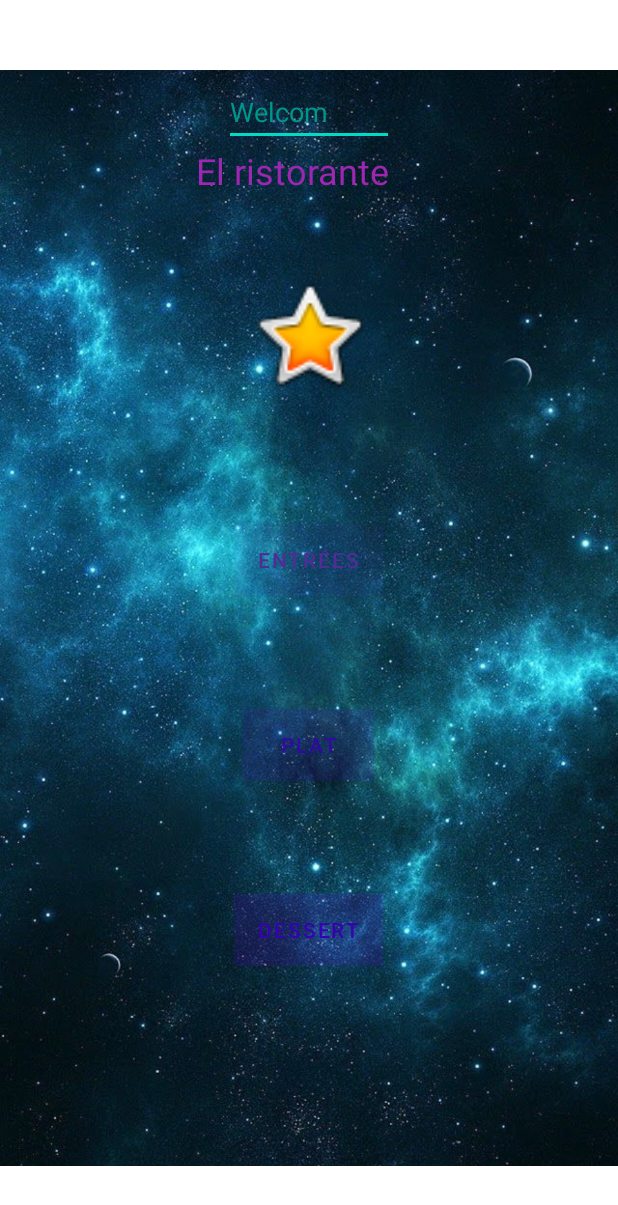
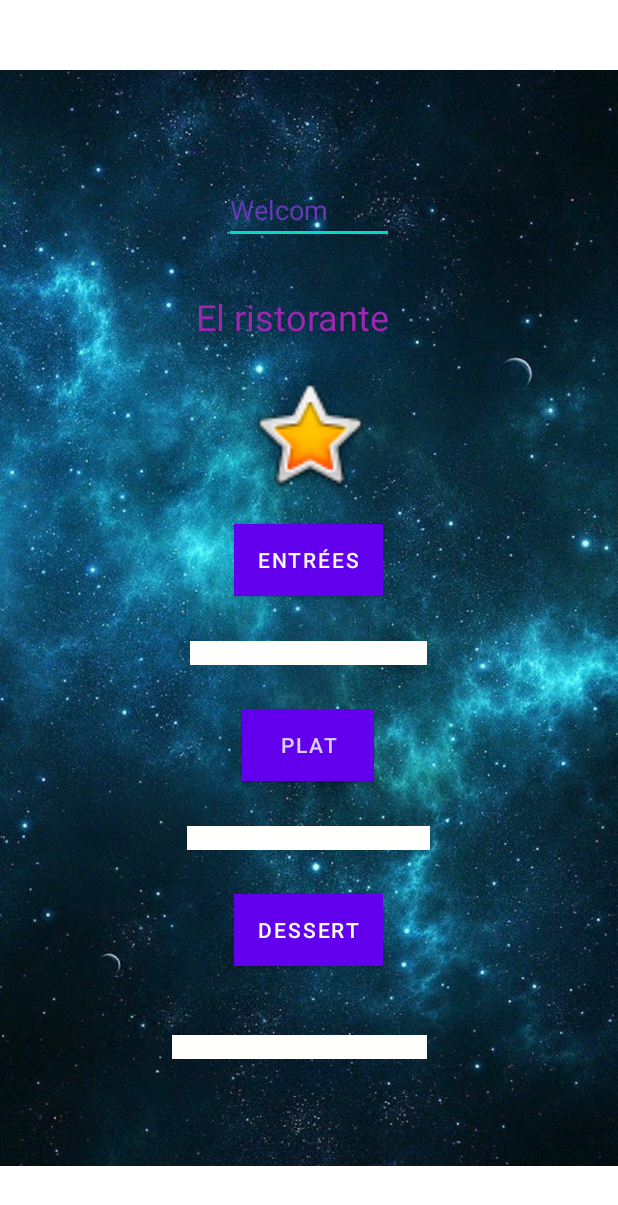
Before and after one commit to aliciane-pinault/S2_android, an Android app: the layout activity_home.xml on its own in the app's theme, with its tools: preview values and no code run, on a phone screen of 412 x 824 dp. Shown: the top 1205 px of the screen. Run offline under Robolectric (Android 15) with nearby library versions, the phone set to English and light mode, and no system bars.

Commit message:
second commit

```diff
--- a/app/src/main/AndroidManifest.xml
+++ b/app/src/main/AndroidManifest.xml
@@ -12,6 +12,9 @@
         android:theme="@style/Theme.AndroidERestaurant"
         tools:targetApi="31">
         <activity
+            android:name=".MenuActivity"
+            android:exported="false" />
+        <activity
             android:name=".HomeActivity"
             android:exported="true"
             android:label="@string/app_name"
--- a/app/src/main/res/layout/activity_home.xml
+++ b/app/src/main/res/layout/activity_home.xml
@@ -12,10 +12,11 @@
         android:layout_width="wrap_content"
         android:layout_height="wrap_content"
         android:background="#FFFFFF"
+        android:backgroundTint="#F8F6F6"
         android:backgroundTintMode="screen"
         android:src="@drawable/voilact_"
-        tools:layout_editor_absoluteX="0dp"
-        tools:layout_editor_absoluteY="0dp" />
+        app:layout_constraintTop_toTopOf="parent"
+        tools:layout_editor_absoluteX="0dp" />
 
     <ImageView
         android:id="@+id/imageView2"
@@ -25,6 +26,7 @@
         app:layout_constraintEnd_toEndOf="parent"
         app:layout_constraintStart_toStartOf="parent"
         app:layout_constraintTop_toBottomOf="@+id/editTextTextPersonName"
+        app:layout_constraintVertical_bias="0.836"
         app:srcCompat="@android:drawable/btn_star_big_on" />
 
     <TextView
@@ -39,7 +41,7 @@
         app:layout_constraintHorizontal_bias="0.498"
         app:layout_constraintStart_toStartOf="parent"
         app:layout_constraintTop_toBottomOf="@+id/editTextTextPersonName"
-        app:layout_constraintVertical_bias="0.0" />
+        app:layout_constraintVertical_bias="1.0" />
 
     <EditText
         android:id="@+id/editTextTextPersonName"
@@ -49,22 +51,22 @@
         android:ems="10"
         android:inputType="textPersonName"
         android:text="Welcom "
-        android:textColor="#009688"
+        android:textColor="#673AB7"
         android:textColorHint="#009688"
         app:layout_constraintBottom_toTopOf="@+id/start"
         app:layout_constraintEnd_toEndOf="parent"
         app:layout_constraintStart_toStartOf="parent"
         app:layout_constraintTop_toTopOf="parent"
-        app:layout_constraintVertical_bias="0.0" />
+        app:layout_constraintVertical_bias="0.26" />
 
     <Button
         android:id="@+id/start"
         android:layout_width="wrap_content"
         android:layout_height="wrap_content"
         android:layout_marginBottom="75dp"
-        android:background="#0DFFFFFF"
+        android:background="#673AB7"
         android:text="@string/starter"
-        android:textColor="#522B97"
+        android:textColor="#F7F6F8"
         app:layout_constraintBottom_toTopOf="@+id/center"
         app:layout_constraintEnd_toEndOf="@+id/center"
         app:layout_constraintStart_toStartOf="@+id/center"
@@ -74,10 +76,10 @@
         android:id="@+id/center"
         android:layout_width="wrap_content"
         android:layout_height="wrap_content"
-        android:background="#1AFFFFFF"
+        android:background="#673AB7"
         android:backgroundTint="#FFFFFF"
         android:text="@string/center"
-        android:textColor="#D93700B3"
+        android:textColor="#D9F0EFF3"
         app:layout_constraintBottom_toBottomOf="parent"
         app:layout_constraintEnd_toEndOf="parent"
         app:layout_constraintHorizontal_bias="0.498"
@@ -90,11 +92,43 @@
         android:layout_width="wrap_content"
         android:layout_height="wrap_content"
         android:layout_marginTop="75dp"
-        android:background="#27FFFFFF"
+        android:background="#673AB7"
         android:text="@string/finish"
-        android:textColor="@color/purple_700"
+        android:textColor="@color/white"
         app:layout_constraintEnd_toEndOf="@+id/center"
         app:layout_constraintStart_toStartOf="@+id/center"
         app:layout_constraintTop_toBottomOf="@+id/center" />
 
+    <View
+        android:id="@+id/view3"
+        android:layout_width="158dp"
+        android:layout_height="16dp"
+        android:background="#FFFFFD"
+        app:layout_constraintBottom_toTopOf="@+id/center"
+        app:layout_constraintEnd_toEndOf="@+id/start"
+        app:layout_constraintStart_toStartOf="@+id/start"
+        app:layout_constraintTop_toBottomOf="@+id/start" />
+
+    <View
+        android:id="@+id/view5"
+        android:layout_width="162dp"
+        android:layout_height="16dp"
+        android:background="#FFFFFD"
+        app:layout_constraintBottom_toTopOf="@+id/fin"
+        app:layout_constraintEnd_toEndOf="@+id/center"
+        app:layout_constraintStart_toStartOf="@+id/center"
+        app:layout_constraintTop_toBottomOf="@+id/center" />
+
+    <View
+        android:id="@+id/view6"
+        android:layout_width="170dp"
+        android:layout_height="16dp"
+        android:background="#FFFFFD"
+        app:layout_constraintBottom_toBottomOf="@+id/imageView3"
+        app:layout_constraintEnd_toEndOf="@+id/fin"
+        app:layout_constraintHorizontal_bias="0.585"
+        app:layout_constraintStart_toStartOf="@+id/fin"
+        app:layout_constraintTop_toBottomOf="@+id/fin"
+        app:layout_constraintVertical_bias="0.281" />
+
 </androidx.constraintlayout.widget.ConstraintLayout>
--- a/app/src/main/res/values/strings.xml
+++ b/app/src/main/res/values/strings.xml
@@ -15,5 +15,4 @@
     <string name="finish">dessert</string>
 
 
-
 </resources>
```
Also changed, not shown: app/src/main/java/com/example/androiderestaurant/HomeActivity.kt (+7 -0 lines), app/src/main/java/com/example/androiderestaurant/MenuActivity.kt (added, +17 -0 lines), app/src/main/res/layout/activity_menu.xml (added, +28 -0 lines), app/src/main/res/drawable/noir.jpg (added).
